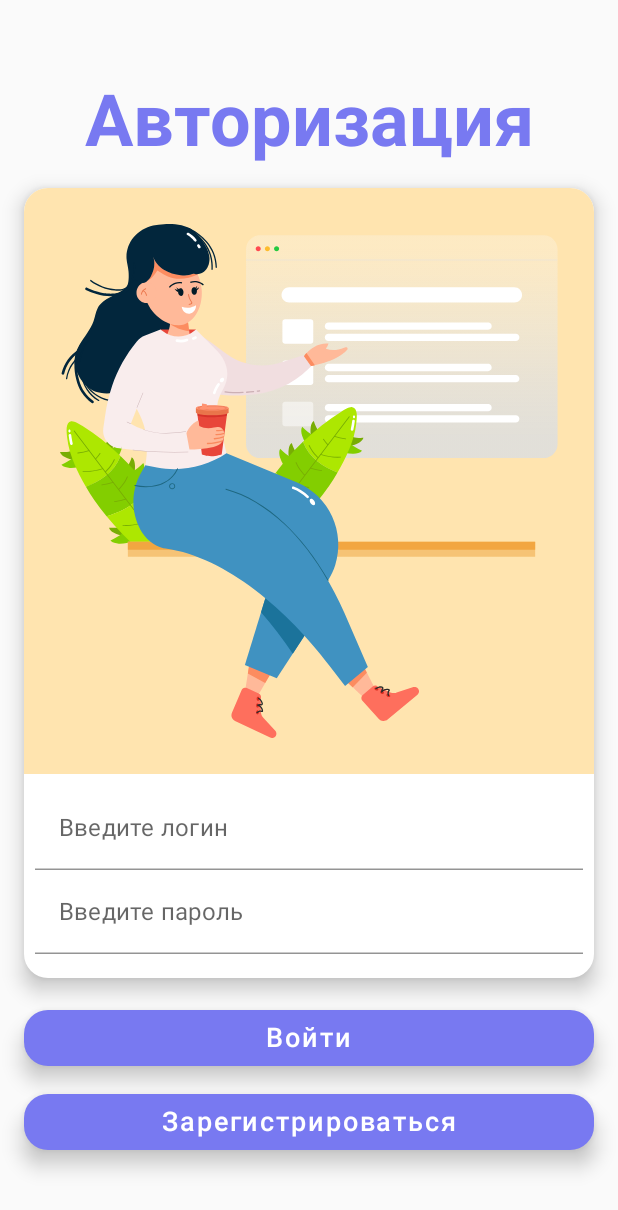
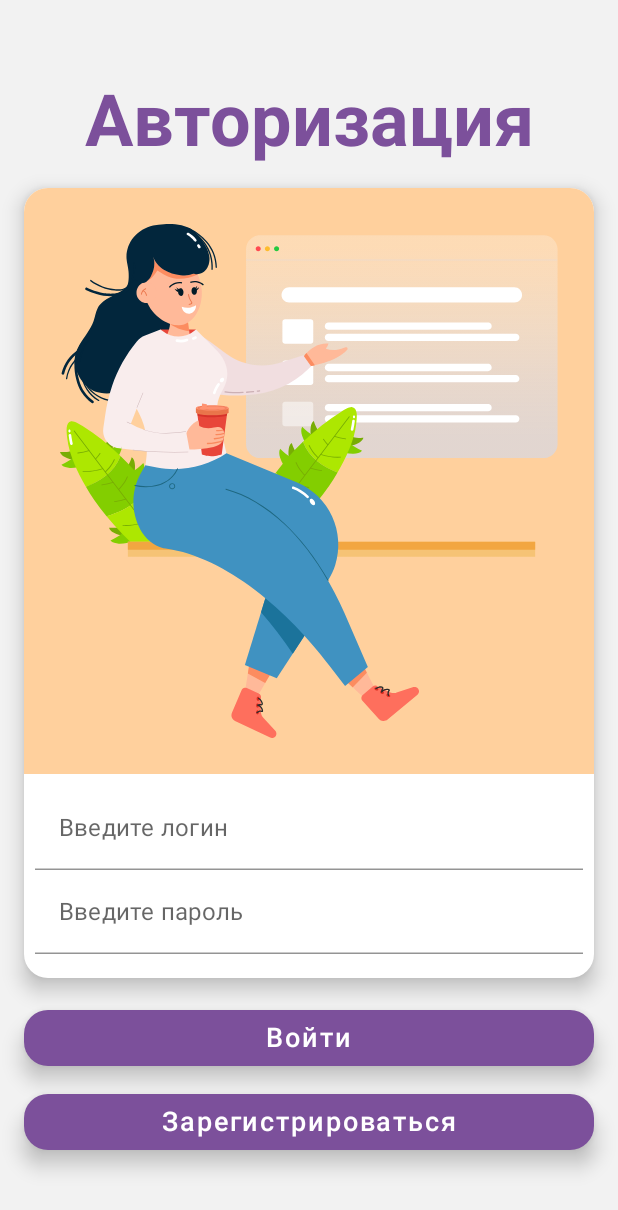
Before and after one commit to barbolin-semyon/GuapStudios, an Android app built with Jetpack Compose: the LoginView screen opened through its navigation route, on a phone screen of 412 x 824 dp. Shown: the top 1210 px of the screen. Run offline under Robolectric (Android 15) with nearby library versions, the phone set to English and light mode, and no system bars; our stand-ins replace accompanist, livedata-compose; 2 statements that could not run were skipped.

Commit message:
Изменение цветовой палитры

```diff
--- a/app/src/main/java/com/example/guapstudios/ui/theme/Color.kt
+++ b/app/src/main/java/com/example/guapstudios/ui/theme/Color.kt
@@ -2,10 +2,10 @@ package com.example.guapstudios.ui.theme
 
 import androidx.compose.ui.graphics.Color
 
-val Magenta = Color(0xFF7879F1)
-val Magenta2 = Color(0xFFA5A6F6)
+val Magenta = Color(0xFF7C509B)
+val Magenta2 = Color(0xFFE95785 )
 val Red = Color(0xffFFAFAF)
-val Yellow = Color(0xFFFFE4AF)
+val Yellow = Color(0xFFFFD09D)
 val Green = Color(0xffC1FFE1)
 val Blue = Color(0xFF6FB6DE)
-val Gray = Color(0xFFFAFAFA)
+val Gray = Color(0xFFF2F2F2)
```
